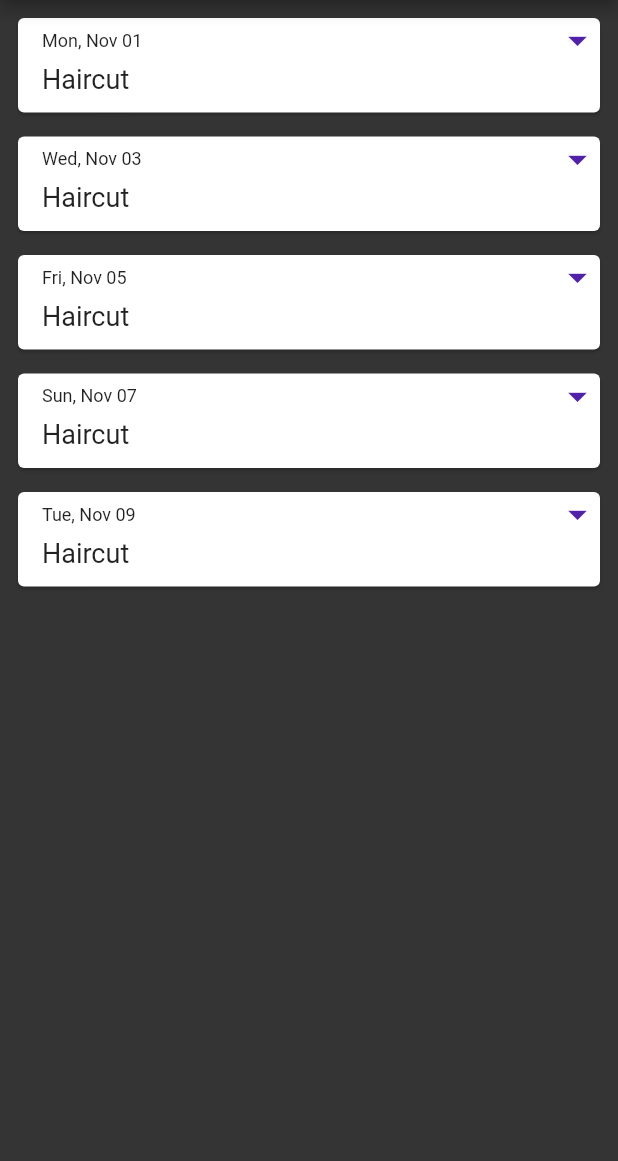
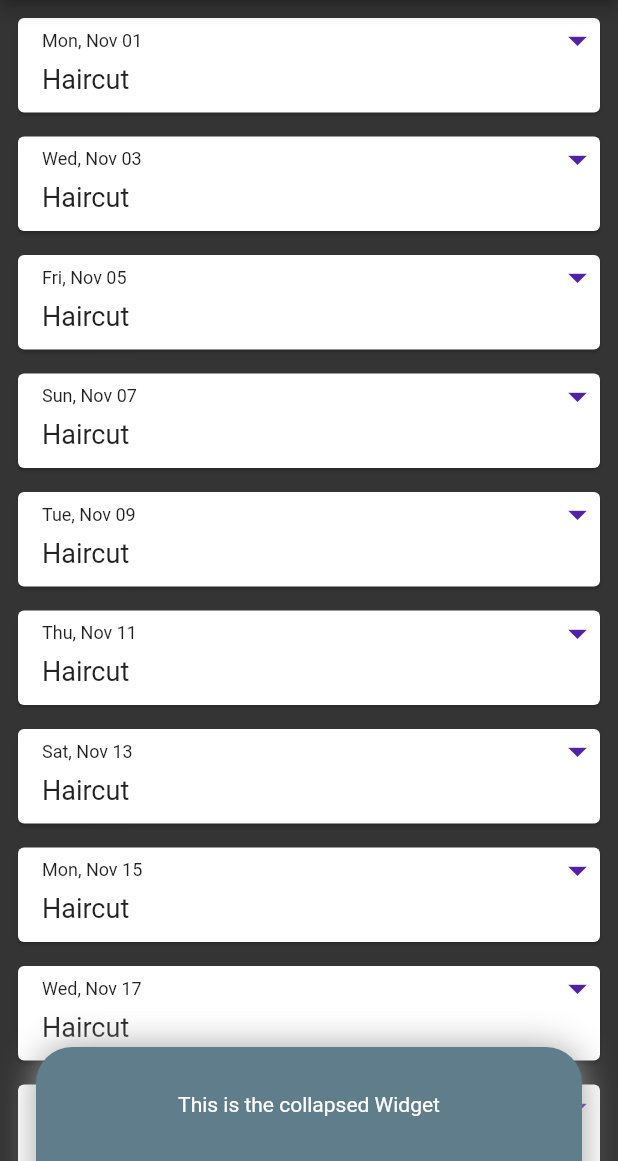
Before and after one commit to asyncaneek/ruminotes, a Flutter app: the screen it shows after launch, on a phone screen of 412 x 824 dp, the part 75-1236 px from its top. Run offline on Flutter 3.47's test engine with Material 2 defaults, Android fonts, the phone set to English and light mode, and no system bars; drawn by our look-alikes of flutter_slidable, sliding_up_panel.

Commit message:
added sliding up panel to create note card

```diff
--- a/lib/data_source/local_strorage.dart
+++ b/lib/data_source/local_strorage.dart
@@ -1,12 +1,12 @@
 import 'package:rumi_notes/model/note_id.dart';
 import 'package:rumi_notes/model/note.dart';
-import 'package:rumi_notes/model/storage_interface.dart';
+import 'package:rumi_notes/model/data_store_interface.dart';
 
-class LocalStorage extends StorageInterface {
+class LocalStorage extends IDataStore {
   List<Note> notes = [];
 
   LocalStorage() {
-    for (var v = 1; v < 10; v += 2) {
+    for (var v = 1; v < 50; v += 2) {
       notes.add(
         Note(
           id: NoteId(v),
--- a/lib/model/storage_interface.dart
+++ b/lib/model/data_store_interface.dart
@@ -1,6 +1,6 @@
 import 'package:rumi_notes/model/note.dart';
 
-abstract class StorageInterface {
+abstract class IDataStore {
   int getNotesCount();
   Future<Note?> getNoteAtIndex(int index);
 }
--- a/lib/view/components/note_list.dart
+++ b/lib/view/components/note_list.dart
@@ -1,11 +1,11 @@
 import 'package:flutter/material.dart';
-import 'package:rumi_notes/model/storage_interface.dart';
+import 'package:rumi_notes/model/data_store_interface.dart';
 import 'package:rumi_notes/view/components/card/card_async.dart';
 import 'package:rumi_notes/view/components/defines.dart';
 import 'package:rumi_notes/view/components/skeleton.dart';
 
 class CardList extends StatelessWidget {
-  final StorageInterface storage;
+  final IDataStore storage;
 
   const CardList({Key? key, required this.storage}) : super(key: key);
 
--- a/lib/view/homepage.dart
+++ b/lib/view/homepage.dart
@@ -8,8 +8,7 @@ import 'package:rumi_notes/view/responsive/mobile_body.dart';
 class HomePage extends StatefulWidget {
   HomePage({Key? key}) : super(key: key);
 
-  ValueNotifier<bool> isMenuOpen = ValueNotifier(false);
-  int currentIndex = 0;
+  final ValueNotifier<bool> isMenuOpen = ValueNotifier(false);
 
   final LocalStorage storage = LocalStorage();
 
@@ -18,9 +17,11 @@ class HomePage extends StatefulWidget {
 }
 
 class _HomePageState extends State<HomePage> {
+  int currentIndex = 0;
+
   void onTileTap(int index) {
     setState(() {
-      widget.currentIndex = index;
+      currentIndex = index;
     });
   }
 
@@ -28,9 +29,9 @@ class _HomePageState extends State<HomePage> {
   Widget build(BuildContext context) {
     return BackDrop(
       onMenuOpen: widget.isMenuOpen,
-      currentIndex: widget.currentIndex,
+      currentIndex: currentIndex,
       backLayer: BackdropMenu(
-        selectedItem: widget.currentIndex,
+        selectedItem: currentIndex,
         onTileTap: onTileTap,
         itemCount: menuItems.length,
       ),
--- a/lib/view/responsive/mobile_body.dart
+++ b/lib/view/responsive/mobile_body.dart
@@ -1,27 +1,66 @@
 import 'package:flutter/material.dart';
-import 'package:rumi_notes/model/storage_interface.dart';
+import 'package:rumi_notes/model/data_store_interface.dart';
 import 'package:rumi_notes/view/components/colors.dart';
 import 'package:rumi_notes/view/components/defines.dart';
 import 'package:rumi_notes/view/components/appbar.dart';
 import 'package:rumi_notes/view/components/note_list.dart';
+import 'package:sliding_up_panel/sliding_up_panel.dart';
 
 class MobileBody extends StatelessWidget {
-  ValueNotifier<bool> isMenuOpen = ValueNotifier(false);
+  final ValueNotifier<bool> isMenuOpen;
 
-  MobileBody({Key? key, required this.storage, required this.isMenuOpen})
+  const MobileBody({Key? key, required this.storage, required this.isMenuOpen})
       : super(key: key);
 
-  final StorageInterface storage;
+  final IDataStore storage;
+
+  Widget _floatingCollapsed() {
+    return Container(
+      decoration: const BoxDecoration(
+        color: Colors.blueGrey,
+        borderRadius: BorderRadius.only(
+            topLeft: Radius.circular(24.0), topRight: Radius.circular(24.0)),
+      ),
+      margin: const EdgeInsets.fromLTRB(24.0, 24.0, 24.0, 0.0),
+      child: const Center(
+        child: Text(
+          "This is the collapsed Widget",
+          style: TextStyle(color: Colors.white),
+        ),
+      ),
+    );
+  }
+
+  Widget _floatingPanel() {
+    return Container(
+      decoration: const BoxDecoration(
+          color: Colors.white,
+          borderRadius: BorderRadius.all(Radius.circular(24.0)),
+          boxShadow: [
+            BoxShadow(
+              blurRadius: 20.0,
+              color: Colors.grey,
+            ),
+          ]),
+      margin: const EdgeInsets.all(24.0 + 1),
+      child: const Center(
+        child: Text("This is the SlidingUpPanel when open"),
+      ),
+    );
+  }
 
   @override
   Widget build(BuildContext context) {
     return Scaffold(
-        backgroundColor: backgroundColorApp,
-        appBar: RuminoteAppBar(appName, isMenuOpen),
-        body: Center(
-          child: ConstrainedBox(
-              constraints: const BoxConstraints(maxWidth: 600),
-              child: CardList(storage: storage)),
-        ));
+      backgroundColor: backgroundColorApp,
+      appBar: RuminoteAppBar(appName, isMenuOpen),
+      body: SlidingUpPanel(
+        panel: _floatingPanel(),
+        collapsed: _floatingCollapsed(),
+        body: CardList(storage: storage),
+        backdropEnabled: true,
+        renderPanelSheet: false,
+      ),
+    );
   }
 }
--- a/pubspec.yaml
+++ b/pubspec.yaml
@@ -32,6 +32,7 @@ dependencies:
     sdk: flutter
   flutter_slidable: ^1.2.0
   intl: ^0.17.0
+  sliding_up_panel: ^2.0.0+1
 
 dev_dependencies:
   flutter_lints: ^1.0.0
```
Also changed, not shown: pubspec.lock.
